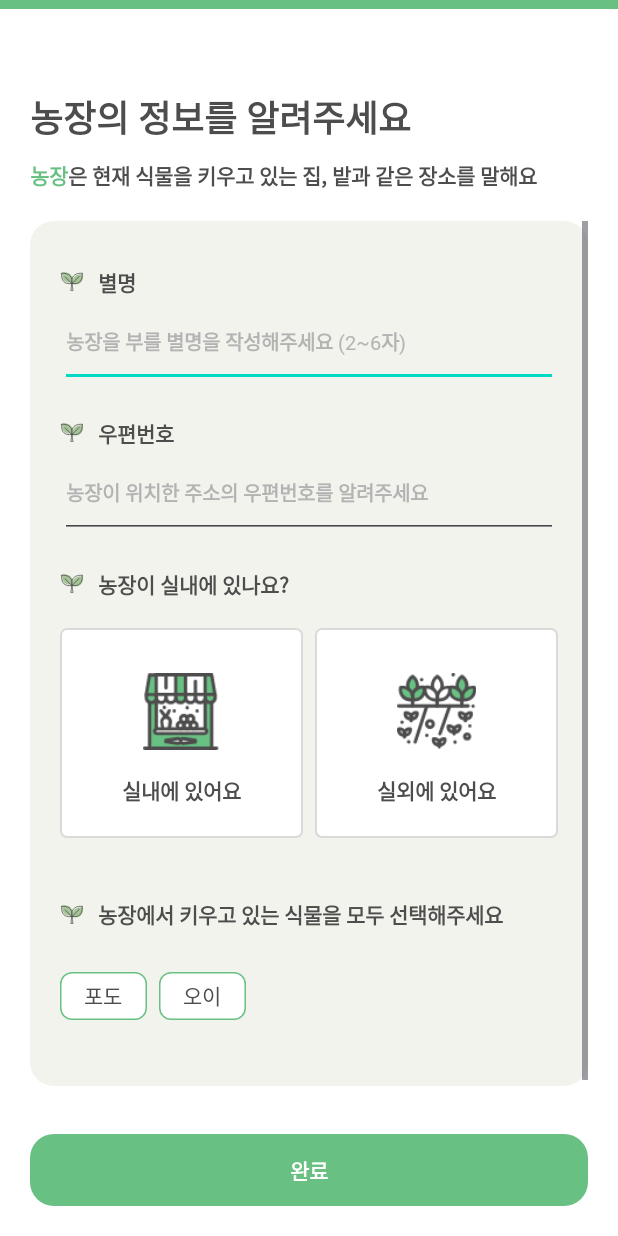
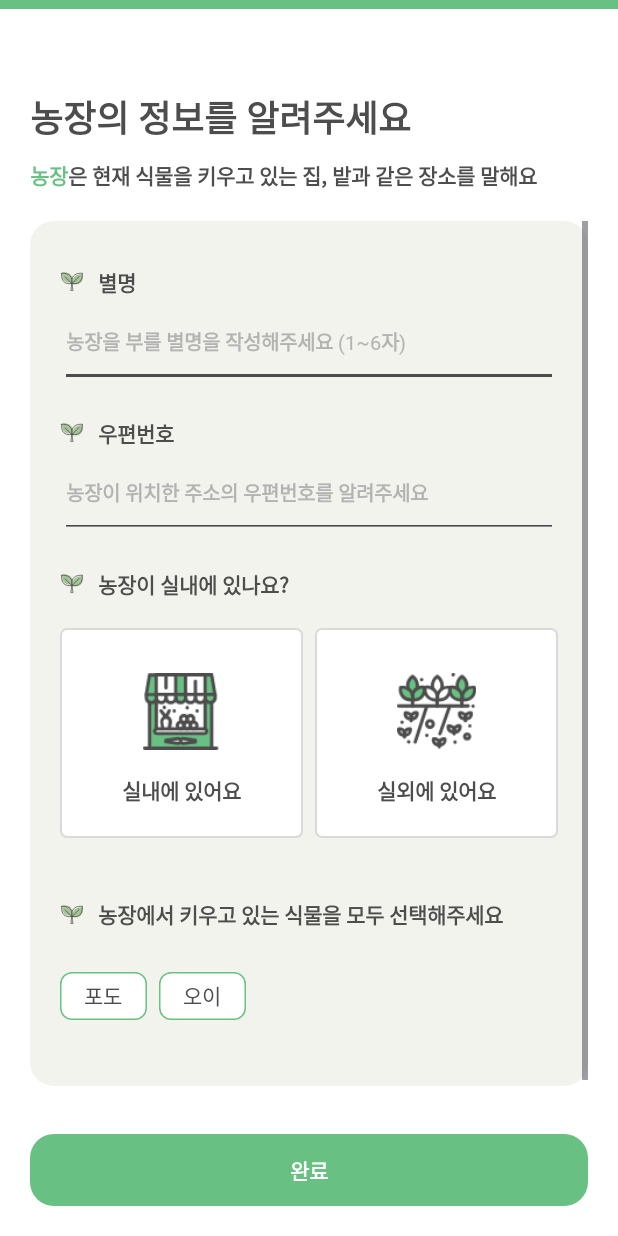
Before and after one commit to 7890-People/plzfarmer-android, an Android app: the layout frament_signup_farm_info.xml on its own in the app's theme, with its tools: preview values and no code run, on a phone screen of 412 x 824 dp. Run offline under Robolectric (Android 15) with nearby library versions, the phone set to English and light mode, and no system bars.

Commit message:
feat: 로그인/회원가입 서버 통신 로직 구현

```diff
--- a/app/src/main/AndroidManifest.xml
+++ b/app/src/main/AndroidManifest.xml
@@ -15,6 +15,7 @@
         android:label="@string/app_name"
         android:roundIcon="@mipmap/ic_launcher_round"
         android:supportsRtl="true"
+        android:usesCleartextTraffic="true"
         android:theme="@style/Theme.PlzFarmer"
         tools:targetApi="31">
         <activity
--- a/app/src/main/java/com/konkuk/plzfarmer/presentation/base/BaseRepository.kt
+++ b/app/src/main/java/com/konkuk/plzfarmer/presentation/base/BaseRepository.kt
@@ -13,10 +13,7 @@ abstract class BaseRepository {
             Log.d("Network", "API Succeed Response: $response")
             return ApiState.Success(response.body())
         } else {
-            if (response.errorBody() == null) return ApiState.Error(ResponseFailedException(1004))
-
-            val errorBody = response.errorBody()!!.string()
-            return ApiState.Error(ResponseFailedException(JSONObject(errorBody).getInt("status")))
+            return ApiState.Error(ResponseFailedException(response.code()))
         }
     }
 
--- a/app/src/main/java/com/konkuk/plzfarmer/presentation/login/LoginActivity.kt
+++ b/app/src/main/java/com/konkuk/plzfarmer/presentation/login/LoginActivity.kt
@@ -30,6 +30,7 @@ class LoginActivity : BaseActivity<ActivityLoginBinding>() {
 
     override fun afterViewCreated() {
         collectPage()
+        setBackBtn()
     }
 
     private val loginFragment by lazy {
--- a/app/src/main/java/com/konkuk/plzfarmer/remote/request/SignUpRequest.kt
+++ b/app/src/main/java/com/konkuk/plzfarmer/remote/request/SignUpRequest.kt
@@ -4,7 +4,7 @@ data class SignUpRequest(
     val userNickname: String? = null,
     val userId: String,
     val userEmail: String,
-    val userProfile: String? = null,
+    val userProfile: String? = "https://i.pinimg.com/originals/c6/ca/3e/c6ca3e06118176239fa3d0253b4b5de8.png",
     val farmName: String? = null,
     val farmAddress: String? = null,
     val isFarmIndoor: Boolean? = null
--- a/app/src/main/res/layout/frament_signup_farm_info.xml
+++ b/app/src/main/res/layout/frament_signup_farm_info.xml
@@ -78,9 +78,11 @@
                     android:layout_width="match_parent"
                     android:layout_height="wrap_content"
                     android:fontFamily="@font/nanum_square_ac"
-                    android:hint="농장을 부를 별명을 작성해주세요 (2~6자)"
+                    android:hint="농장을 부를 별명을 작성해주세요 (1~6자)"
                     android:paddingVertical="20dp"
                     android:textColor="@color/gray1"
+                    android:inputType="text"
+                    android:maxLength="6"
                     android:textColorHint="@color/gray3"
                     android:textSize="13sp" />
 
@@ -102,6 +104,7 @@
                     android:hint="농장이 위치한 주소의 우편번호를 알려주세요"
                     android:paddingVertical="20dp"
                     android:textColor="@color/gray1"
+                    android:inputType="number"
                     android:textColorHint="@color/gray3"
                     android:textSize="13sp" />
 
--- a/app/src/main/res/values/themes.xml
+++ b/app/src/main/res/values/themes.xml
@@ -3,11 +3,11 @@
     <style name="Theme.PlzFarmer" parent="Theme.Material3.Light.NoActionBar">
         <!-- Primary brand color. -->
         <item name="colorPrimary">@color/green1</item>
-        <item name="colorPrimaryVariant">@color/purple_700</item>
+        <item name="colorPrimaryVariant">@color/green1</item>
         <item name="colorOnPrimary">@color/white</item>
         <!-- Secondary brand color. -->
-        <item name="colorSecondary">@color/teal_200</item>
-        <item name="colorSecondaryVariant">@color/teal_700</item>
+        <item name="colorSecondary">@color/gray1</item>
+        <item name="colorSecondaryVariant">@color/gray3</item>
         <item name="colorOnSecondary">@color/black</item>
 
         <item name="colorOnSurface">@color/green1</item>
```
Also changed, not shown: app/src/main/java/com/konkuk/plzfarmer/presentation/login/AuthViewModel.kt (+10 -0 lines), app/src/main/java/com/konkuk/plzfarmer/presentation/login/LoginFragment.kt (+6 -9 lines), app/src/main/java/com/konkuk/plzfarmer/presentation/login/SignUpFarmInfoFragment.kt (+31 -0 lines), app/src/main/java/com/konkuk/plzfarmer/presentation/login/SignUpHasFarmFragment.kt (+6 -2 lines), app/src/main/java/com/konkuk/plzfarmer/remote/api/AuthApi.kt (+8 -2 lines), app/src/main/java/com/konkuk/plzfarmer/remote/repository/AuthRepository.kt (+12 -6 lines).
